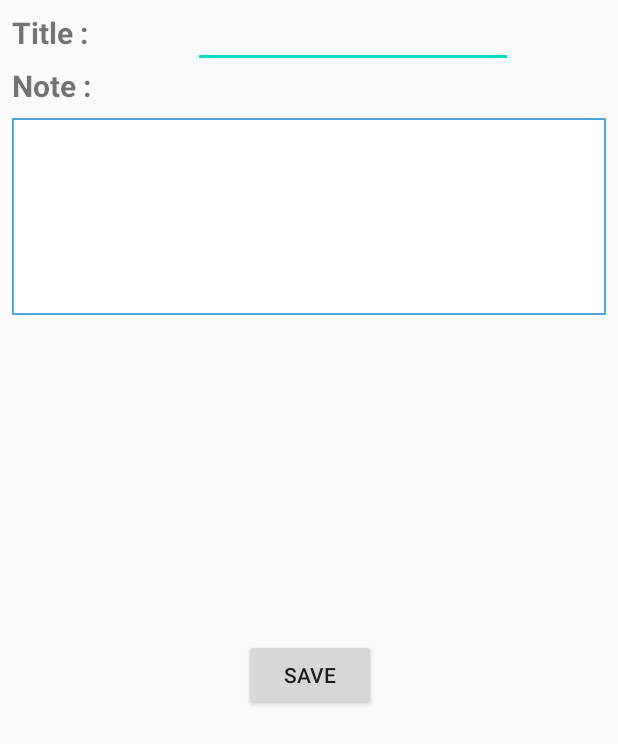
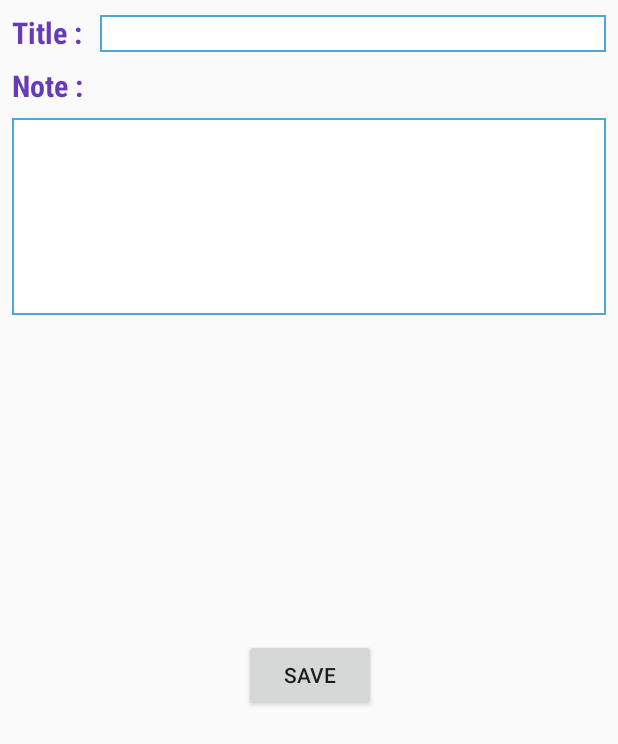
Before and after one commit to raghavbobal1/note_Quasars_android, an Android app: the AddNoteActivity screen opened directly, with no data from a screen before it, on a phone screen of 412 x 824 dp. Shown: the top 744 px of the screen. Run offline under Robolectric (Android 15) with nearby library versions, the phone set to English and light mode, and no system bars; our stand-ins replace ButterKnife.

Commit message:
Added borders for text field. Changed text colors

```diff
--- a/app/src/main/res/layout/activity_add_note.xml
+++ b/app/src/main/res/layout/activity_add_note.xml
@@ -12,18 +12,22 @@
         android:layout_height="wrap_content"
         android:layout_marginLeft="8dp"
         android:layout_marginTop="8dp"
+        android:fontFamily="sans-serif-condensed-medium"
         android:text="Title :"
+        android:textColor="#673AB7"
+        android:textSize="20sp"
         android:textStyle="bold"
-        android:textSize="20sp"
         app:layout_constraintStart_toStartOf="parent"
         app:layout_constraintTop_toTopOf="parent" />
 
     <EditText
         android:id="@+id/etTitle"
-        android:layout_width="wrap_content"
+        android:layout_width="0dp"
         android:layout_height="wrap_content"
+        android:layout_marginStart="12dp"
+        android:layout_marginTop="10dp"
         android:layout_marginEnd="8dp"
-        android:layout_marginStart="8dp"
+        android:background="@drawable/border"
         android:ems="10"
         android:inputType="textPersonName"
         android:text=""
@@ -35,10 +39,12 @@
         android:id="@+id/tvNote"
         android:layout_width="0dp"
         android:layout_height="wrap_content"
-        android:layout_marginEnd="8dp"
         android:layout_marginStart="8dp"
         android:layout_marginTop="8dp"
+        android:layout_marginEnd="8dp"
+        android:fontFamily="sans-serif-condensed"
         android:text="Note :"
+        android:textColor="#673AB7"
         android:textSize="20sp"
         android:textStyle="bold"
         app:layout_constraintEnd_toEndOf="parent"
```
